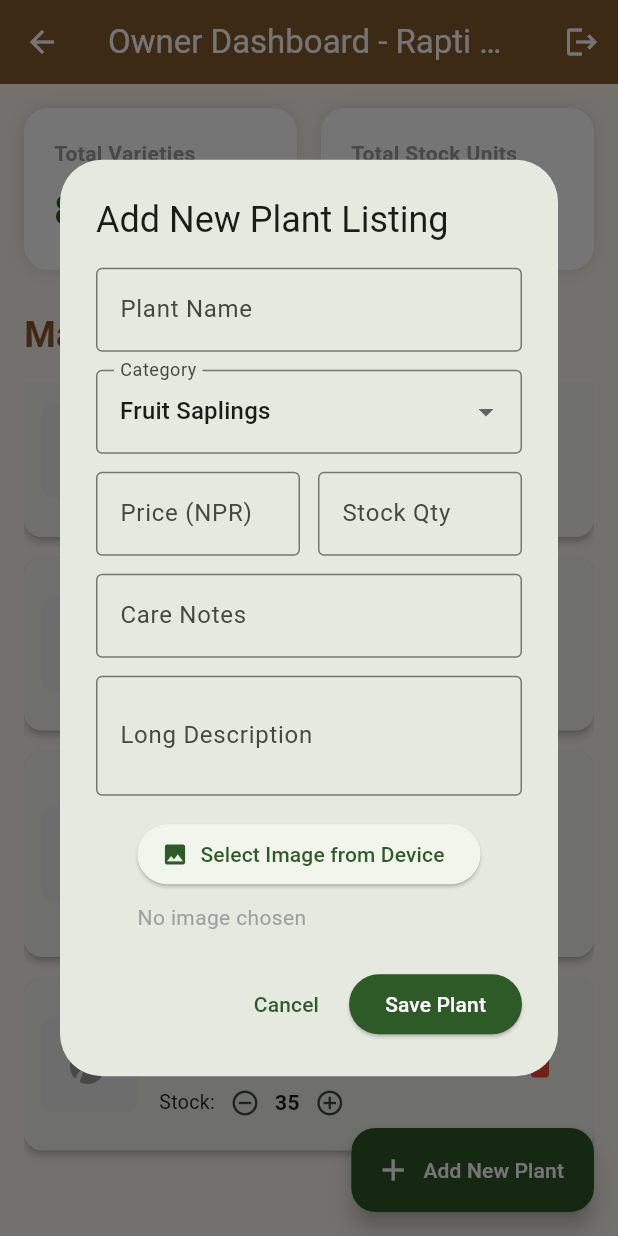
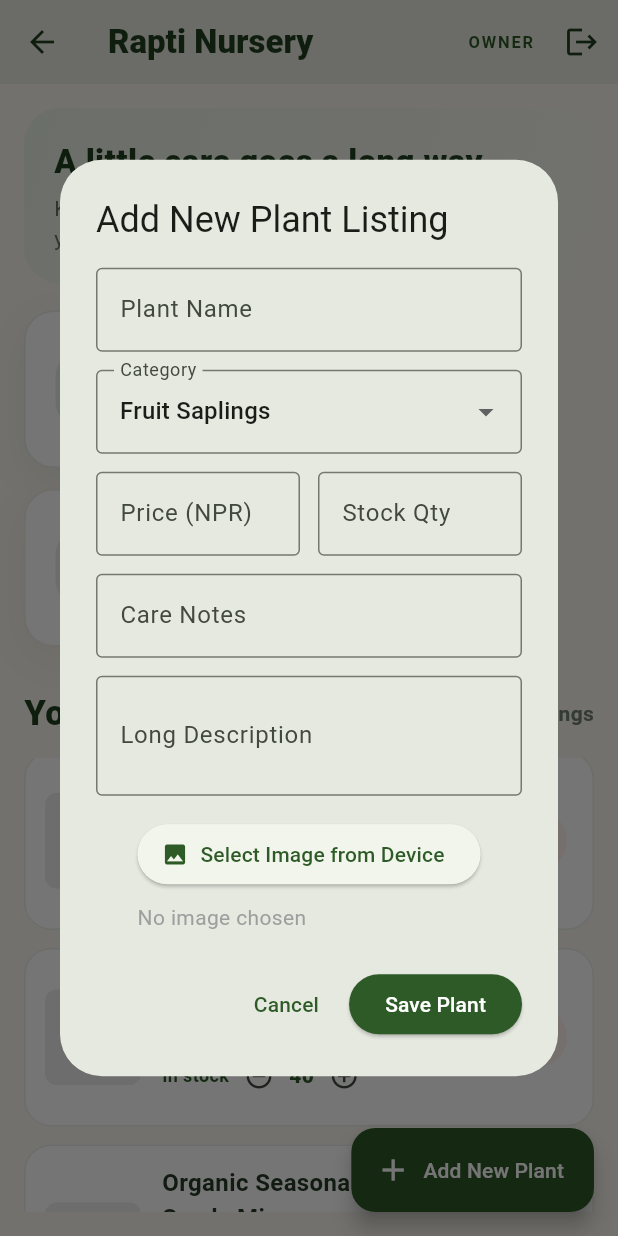
Before and after one commit to DumbDeV-cs/ecommerce-platform, a Flutter app: the AdminDashboardScreen screen opened directly, scrolled down 576 dp, after a tap on "Add New Plant", on a phone screen of 412 x 824 dp. Run offline on Flutter 3.47's test engine with Material 3 defaults, Android fonts, the phone set to English and light mode, and no system bars; our stand-ins replace image_picker; network calls fail.

Commit message:
Update Rapti Nursery web store

```diff
--- a/lib/main.dart
+++ b/lib/main.dart
@@ -2205,7 +2205,7 @@ class _AdminDashboardScreenState extends State<AdminDashboardScreen> {
                         label: const Text('Select Image from Device'),
                       ),
                       if (pickedImageBytes != null)
-                        const Text('Image Selected! ✅', style: TextStyle(color: Colors.green, fontWeight: FontWeight.bold))
+                        const Text('Image Selected! âœ…', style: TextStyle(color: Colors.green, fontWeight: FontWeight.bold))
                       else
                         const Text('No image chosen', style: TextStyle(color: Colors.grey)),
                     ],
@@ -2272,21 +2272,47 @@ class _AdminDashboardScreenState extends State<AdminDashboardScreen> {
     }
   }
 
-  Widget _stat(String label, String value, Color color) => Expanded(
+  Widget _stat(String label, String value, Color color, IconData icon) => SizedBox(
+        width: 260,
+        child: TweenAnimationBuilder<double>(
+          tween: Tween(begin: 0.96, end: 1),
+          duration: const Duration(milliseconds: 450),
+          curve: Curves.easeOutCubic,
+          builder: (context, scale, child) => Transform.scale(scale: scale, child: child),
           child: Container(
             padding: const EdgeInsets.all(20),
             decoration: BoxDecoration(
               color: Colors.white,
-            borderRadius: BorderRadius.circular(16),
-            boxShadow: const [BoxShadow(color: Colors.black12, blurRadius: 8)],
-          ),
+              borderRadius: BorderRadius.circular(20),
+              border: Border.all(color: color.withOpacity(0.12)),
+              boxShadow: [BoxShadow(color: color.withOpacity(0.08), blurRadius: 22, offset: const Offset(0, 8))],
+            ),
+            child: Row(
+              children: [
+                Container(
+                  width: 48,
+                  height: 48,
+                  decoration: BoxDecoration(color: color.withOpacity(0.10), borderRadius: BorderRadius.circular(15)),
+                  child: Icon(icon, color: color),
+                ),
+                const SizedBox(width: 14),
+                Expanded(
                   child: Column(
                     crossAxisAlignment: CrossAxisAlignment.start,
                     children: [
-              Text(label, style: const TextStyle(color: Colors.grey, fontWeight: FontWeight.bold)),
-              const SizedBox(height: 8),
-              Text(value, style: TextStyle(fontSize: 28, fontWeight: FontWeight.w900, color: color)),
-            ],
+                      Text(label, style: const TextStyle(color: Color(0xFF718071), fontSize: 13, fontWeight: FontWeight.w600)),
+                      const SizedBox(height: 5),
+                      AnimatedSwitcher(
+                        duration: const Duration(milliseconds: 250),
+                        transitionBuilder: (child, animation) => FadeTransition(opacity: animation, child: SlideTransition(
+                          position: Tween<Offset>(begin: const Offset(0, 0.18), end: Offset.zero).animate(animation), child: child)),
+                        child: Text(value, key: ValueKey(value), style: TextStyle(fontSize: 27, fontWeight: FontWeight.w800, color: color)),
+                      ),
+                    ],
+                  ),
+                ),
+              ],
+            ),
           ),
         ),
       );
@@ -2298,10 +2324,12 @@ class _AdminDashboardScreenState extends State<AdminDashboardScreen> {
 
     return Scaffold(
       appBar: AppBar(
-        backgroundColor: kBrown,
-        foregroundColor: Colors.white,
-        title: const Text('Owner Dashboard - Rapti Nursery'),
+        backgroundColor: kCream,
+        foregroundColor: kDeepGreen,
+        elevation: 0,
+        title: const Text('Rapti Nursery', style: TextStyle(fontWeight: FontWeight.w800)),
         actions: [
+          const Padding(padding: EdgeInsets.only(right: 8), child: Center(child: Text('OWNER', style: TextStyle(fontSize: 11, letterSpacing: 1.2, fontWeight: FontWeight.w700, color: kGreen)))),
           IconButton(
             icon: const Icon(Icons.logout),
             tooltip: 'Logout',
@@ -2325,29 +2353,50 @@ class _AdminDashboardScreenState extends State<AdminDashboardScreen> {
           child: Column(
             crossAxisAlignment: CrossAxisAlignment.start,
             children: [
-              Row(
-                children: [
-                  _stat('Total Varieties', '${globalProducts.length}', kGreen),
-                  const SizedBox(width: 16),
-                  _stat('Total Stock Units', '$totalStock', kBrown),
-                ],
-              ),
-              const SizedBox(height: 26),
-              const Text('Manage Store Inventory',
-                  style: TextStyle(fontSize: 24, fontWeight: FontWeight.bold, color: kBrown)),
-              const SizedBox(height: 15),
+              Container(
+                width: double.infinity,
+                padding: EdgeInsets.all(narrow ? 20 : 26),
+                decoration: BoxDecoration(
+                  gradient: const LinearGradient(colors: [Color(0xFFEAF2E5), Color(0xFFF8F7EF)], begin: Alignment.topLeft, end: Alignment.bottomRight),
+                  borderRadius: BorderRadius.circular(24),
+                ),
+                child: Column(crossAxisAlignment: CrossAxisAlignment.start, children: [
+                  Text('A little care goes a long way', style: TextStyle(color: kDeepGreen, fontSize: narrow ? 22 : 27, fontWeight: FontWeight.w800)),
+                  const SizedBox(height: 6),
+                  const Text('Keep your nursery thriving. Review stock and update your plant collection.', style: TextStyle(color: Color(0xFF617261), height: 1.45)),
+                ]),
+              ),
+              const SizedBox(height: 18),
+              Wrap(spacing: 14, runSpacing: 14, children: [
+                _stat('Plant varieties', '${globalProducts.length}', kGreen, Icons.spa_outlined),
+                _stat('Units in stock', '$totalStock', kBrown, Icons.inventory_2_outlined),
+              ]),
+              const SizedBox(height: 28),
+              Row(children: [
+                const Expanded(child: Text('Your plants', style: TextStyle(fontSize: 23, fontWeight: FontWeight.w800, color: kDeepGreen))),
+                Text('${globalProducts.length} listings', style: const TextStyle(color: Color(0xFF718071), fontWeight: FontWeight.w600)),
+              ]),
+              const SizedBox(height: 13),
               Expanded(
                 child: ListView.builder(
                   padding: const EdgeInsets.only(bottom: 90),
                   itemCount: globalProducts.length,
                   itemBuilder: (context, index) {
                     final plant = globalProducts[index];
-                    return Card(
-                      elevation: 2,
-                      margin: const EdgeInsets.only(bottom: 14),
-                      shape: RoundedRectangleBorder(borderRadius: BorderRadius.circular(12)),
+                    final stockColor = plant.stock == 0 ? Colors.red.shade700 : plant.stock < 5 ? Colors.orange.shade800 : kGreen;
+                    return TweenAnimationBuilder<double>(
+                      key: ValueKey(plant.id),
+                      tween: Tween(begin: 0.0, end: 1.0),
+                      duration: Duration(milliseconds: 280 + (math.min(index, 5) * 55)),
+                      curve: Curves.easeOutCubic,
+                      builder: (context, value, child) => Opacity(opacity: value, child: Transform.translate(offset: Offset(0, 12 * (1 - value)), child: child)),
+                      child: Card(
+                      elevation: 0,
+                      color: Colors.white,
+                      margin: const EdgeInsets.only(bottom: 12),
+                      shape: RoundedRectangleBorder(borderRadius: BorderRadius.circular(18), side: const BorderSide(color: Color(0xFFE8EDE5))),
                       child: Padding(
-                        padding: const EdgeInsets.all(12),
+                        padding: const EdgeInsets.all(14),
                         child: Row(
                           children: [
                             ClipRRect(borderRadius: BorderRadius.circular(8), child: plantImage(plant, width: 64, height: 64)),
@@ -2356,20 +2405,20 @@ class _AdminDashboardScreenState extends State<AdminDashboardScreen> {
                               child: Column(
                                 crossAxisAlignment: CrossAxisAlignment.start,
                                 children: [
-                                  Text(plant.name, style: const TextStyle(fontWeight: FontWeight.bold, fontSize: 16)),
+                                  Text(plant.name, style: const TextStyle(fontWeight: FontWeight.w700, fontSize: 16, color: Color(0xFF243B25))),
                                   const SizedBox(height: 4),
-                                  Text('${plant.category} | ${rs(plant.priceNpr)}',
-                                      style: const TextStyle(color: Colors.black54, fontSize: 13)),
+                                  Text('${plant.category}  ?  ${rs(plant.priceNpr)}',
+                                      style: const TextStyle(color: Color(0xFF718071), fontSize: 13)),
                                   const SizedBox(height: 4),
                                   Row(
                                     children: [
-                                      const Text('Stock:', style: TextStyle(fontSize: 13)),
+                                      Text(plant.stock == 0 ? 'Out of stock' : plant.stock < 5 ? 'Low stock' : 'In stock', style: TextStyle(fontSize: 12, color: stockColor, fontWeight: FontWeight.w700)),
                                       IconButton(
                                         visualDensity: VisualDensity.compact,
                                         icon: const Icon(Icons.remove_circle_outline, size: 20),
                                         onPressed: plant.stock > 0 ? () => setState(() => plant.stock--) : null,
                                       ),
-                                      Text('${plant.stock}', style: const TextStyle(fontWeight: FontWeight.bold)),
+                                      AnimatedSwitcher(duration: const Duration(milliseconds: 180), child: Text('${plant.stock}', key: ValueKey(plant.stock), style: TextStyle(fontWeight: FontWeight.w800, color: stockColor))),
                                       IconButton(
                                         visualDensity: VisualDensity.compact,
                                         icon: const Icon(Icons.add_circle_outline, size: 20),
@@ -2381,13 +2430,15 @@ class _AdminDashboardScreenState extends State<AdminDashboardScreen> {
                               ),
                             ),
                             IconButton(
-                              icon: const Icon(Icons.delete, color: Colors.red),
+                              style: IconButton.styleFrom(backgroundColor: const Color(0xFFFFF1EF)),
+                              icon: const Icon(Icons.delete_outline, color: Color(0xFFB34B3D)),
                               tooltip: 'Delete',
                               onPressed: () => _confirmDelete(index),
                             ),
                           ],
                         ),
                       ),
+                      ),
                     );
                   },
                 ),
```
Lines whose indentation alone changed are shown as unchanged.
